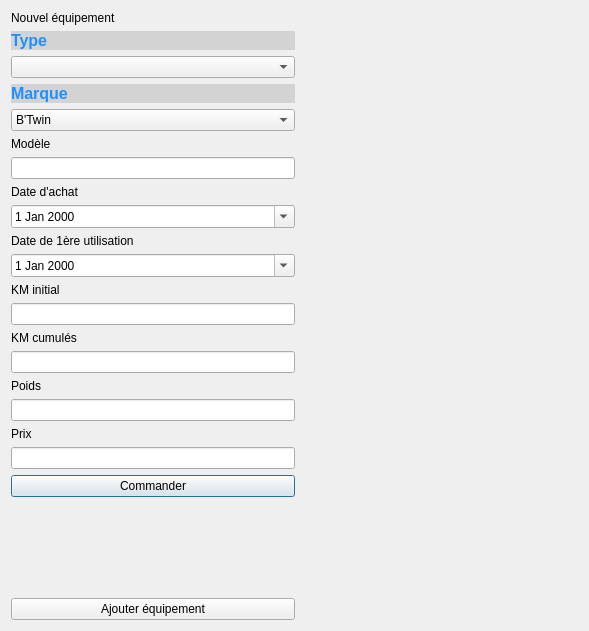
This is sources/gearsdialog.ui in Endo13/BikeEquipmentManager as Qt 5 draws it before an edit. The edited form follows.
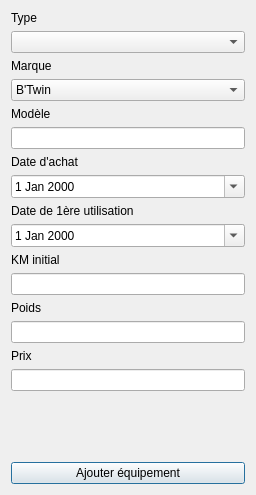
This is the edited form.

The edit to the form file:
```diff
--- a/sources/gearsdialog.ui
+++ b/sources/gearsdialog.ui
@@ -6,8 +6,8 @@
    <rect>
     <x>0</x>
     <y>0</y>
-    <width>589</width>
-    <height>631</height>
+    <width>256</width>
+    <height>495</height>
    </rect>
   </property>
   <property name="windowTitle">
@@ -16,16 +16,6 @@
   <layout class="QGridLayout" name="gridLayout">
    <item row="0" column="0">
     <layout class="QVBoxLayout" name="verticalLayout_4">
-     <item>
-      <widget class="QLabel" name="label">
-       <property name="text">
-        <string>Nouvel équipement</string>
-       </property>
-       <property name="textFormat">
-        <enum>Qt::PlainText</enum>
-       </property>
-      </widget>
-     </item>
      <item>
       <layout class="QHBoxLayout" name="horizontalLayout">
        <item>
@@ -33,10 +23,7 @@
          <item>
           <widget class="QLabel" name="label_2">
            <property name="styleSheet">
-            <string notr="true">color:dodgerblue; 
-font-size:16px;
- background-color:lightgray;
-font-weight:600;</string>
+            <string notr="true"/>
            </property>
            <property name="text">
             <string>Type</string>
@@ -49,10 +36,7 @@
          <item>
           <widget class="QLabel" name="label_3">
            <property name="styleSheet">
-            <string notr="true">color:dodgerblue; 
-font-size:16px;
- background-color:lightgray;
-font-weight:600;</string>
+            <string notr="true"/>
            </property>
            <property name="text">
             <string>Marque</string>
@@ -120,20 +104,6 @@
            </property>
           </widget>
          </item>
-         <item>
-          <widget class="QLabel" name="label_8">
-           <property name="text">
-            <string>KM cumulés</string>
-           </property>
-          </widget>
-         </item>
-         <item>
-          <widget class="QLineEdit" name="leKMCumules">
-           <property name="inputMethodHints">
-            <set>Qt::ImhDigitsOnly|Qt::ImhFormattedNumbersOnly</set>
-           </property>
-          </widget>
-         </item>
          <item>
           <widget class="QLabel" name="label_9">
            <property name="text">
@@ -162,13 +132,6 @@
            </property>
           </widget>
          </item>
-         <item>
-          <widget class="QPushButton" name="pbCommander">
-           <property name="text">
-            <string>Commander</string>
-           </property>
-          </widget>
-         </item>
          <item>
           <spacer name="verticalSpacer">
            <property name="orientation">
@@ -195,19 +158,6 @@
      </item>
     </layout>
    </item>
-   <item row="0" column="1">
-    <spacer name="horizontalSpacer">
-     <property name="orientation">
-      <enum>Qt::Horizontal</enum>
-     </property>
-     <property name="sizeHint" stdset="0">
-      <size>
-       <width>40</width>
-       <height>20</height>
-      </size>
-     </property>
-    </spacer>
-   </item>
   </layout>
  </widget>
  <resources/>
```
